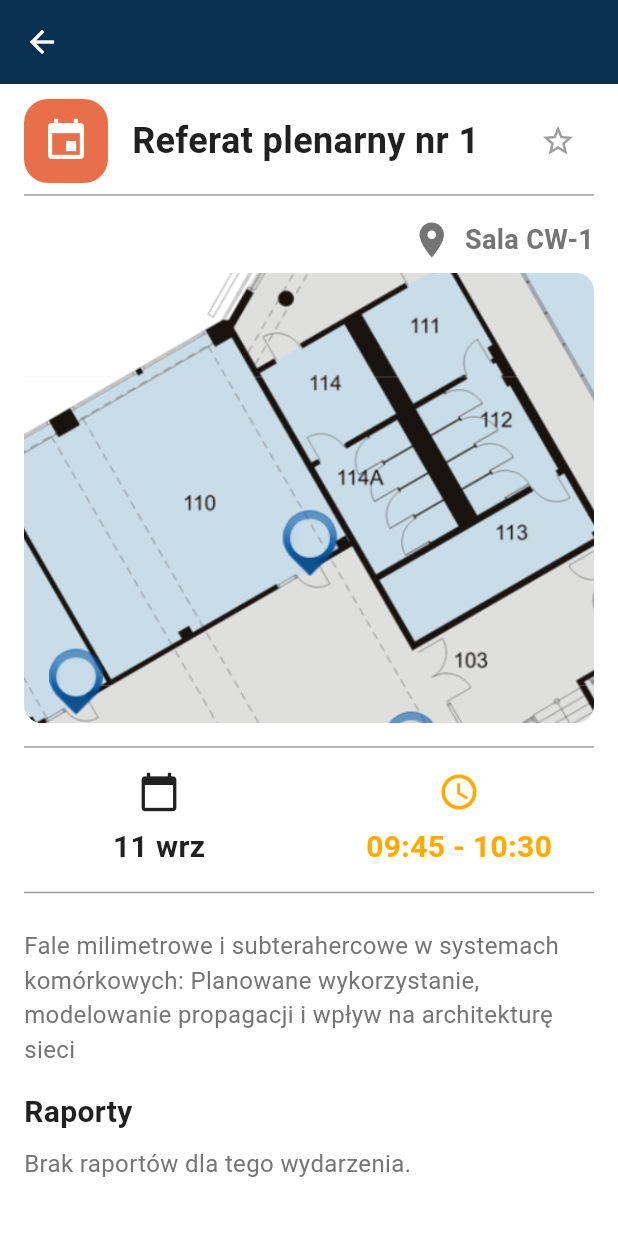
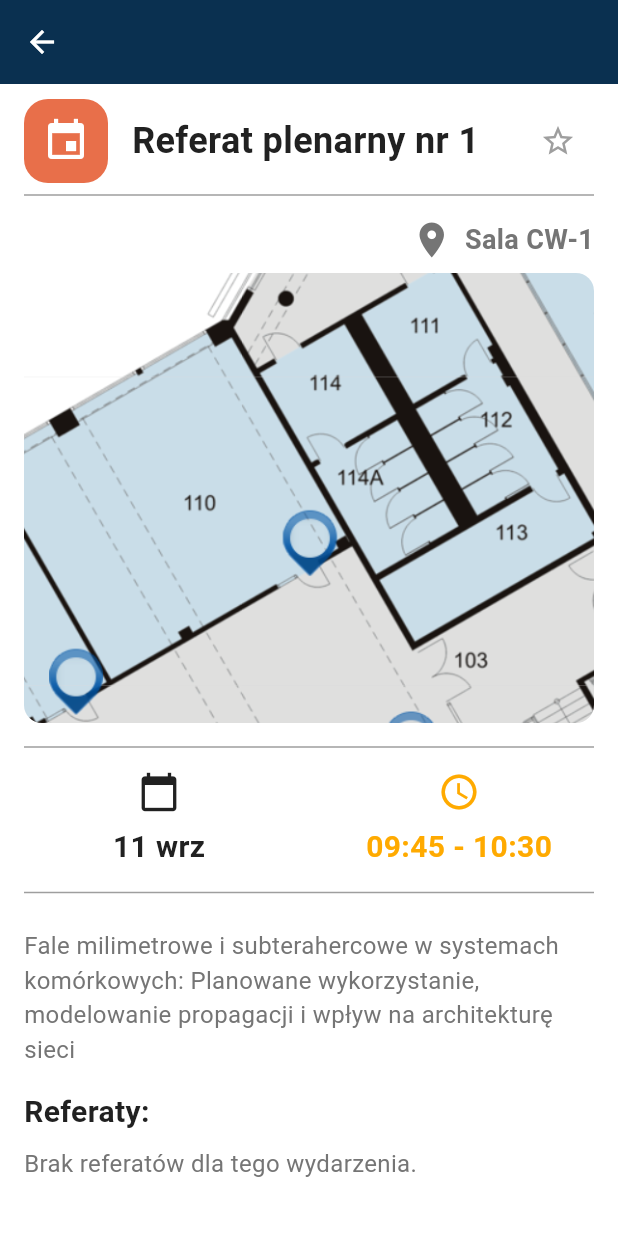
Before and after one commit to haniagibus/KRiT_2025_app, a Flutter app: the EventScreen screen opened directly with sample values from the repository, on a phone screen of 412 x 824 dp. Run offline on Flutter 3.47's test engine with Material 3 defaults, Android fonts, the phone set to English and light mode, and no system bars; missing offline and left inert: flutter_pdfview.

Commit message:
merged to view

```diff
--- a/lib/models/event/mocked_events.dart
+++ b/lib/models/event/mocked_events.dart
@@ -1,5 +1,6 @@
 import 'package:krit_app/models/event/event.dart';
 import 'package:krit_app/models/event/event_type.dart';
+import 'package:krit_app/models/event/events_data_storage.dart';
 
 class MockedEvents {
   static List<Event> getMockedEvents() {
--- a/lib/views/screens/schedule/event_screen.dart
+++ b/lib/views/screens/schedule/event_screen.dart
@@ -202,7 +202,7 @@ class _EventScreenState extends State<EventScreen> {
       crossAxisAlignment: CrossAxisAlignment.start,
       children: [
         const Text(
-          "Raporty",
+          "Referaty:",
           style: TextStyle(
             fontSize: 20,
             fontWeight: FontWeight.bold,
@@ -212,7 +212,7 @@ class _EventScreenState extends State<EventScreen> {
         const SizedBox(height: 8),
         if (reports.isEmpty)
           const Text(
-            "Brak raportów dla tego wydarzenia.",
+            "Brak referatów dla tego wydarzenia.",
             style: TextStyle(fontSize: 16, color: AppColors.text_secondary),
           )
         else
```
